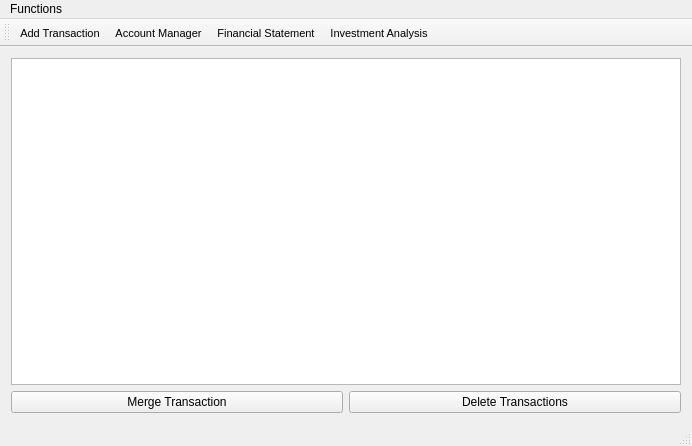
Old version of the form home_window/home_window.ui in the repository cowtony/BookKeeping.
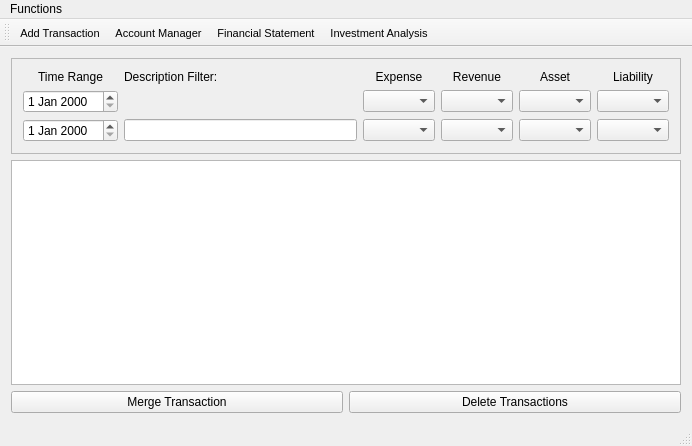
New version of the form. Icons and pictures are not drawn.

Commit message: Use QSqlQueryModel for transaction view.

Diff of the .ui file:
```diff
--- a/home_window/home_window.ui
+++ b/home_window/home_window.ui
@@ -16,28 +16,139 @@
   <widget class="QWidget" name="centralWidget">
    <layout class="QGridLayout" name="gridLayout">
     <item row="0" column="0" colspan="2">
-     <widget class="QTableView" name="tableView">
-      <property name="maximumSize">
-       <size>
-        <width>16777215</width>
-        <height>16777215</height>
-       </size>
+     <widget class="QFrame" name="frame">
+      <property name="frameShape">
+       <enum>QFrame::StyledPanel</enum>
       </property>
-      <property name="font">
-       <font>
-        <pointsize>9</pointsize>
-       </font>
+      <property name="frameShadow">
+       <enum>QFrame::Raised</enum>
       </property>
+      <layout class="QGridLayout" name="gridLayout_2">
+       <item row="0" column="3">
+        <widget class="QLabel" name="label_2">
+         <property name="text">
+          <string>Expense</string>
+         </property>
+         <property name="alignment">
+          <set>Qt::AlignCenter</set>
+         </property>
+        </widget>
+       </item>
+       <item row="1" column="0">
+        <widget class="QDateEdit" name="dateEditFrom">
+         <property name="maximumSize">
+          <size>
+           <width>100</width>
+           <height>16777215</height>
+          </size>
+         </property>
+        </widget>
+       </item>
+       <item row="2" column="3">
+        <widget class="QComboBox" name="comboBoxExpenseName"/>
+       </item>
+       <item row="0" column="1">
+        <widget class="QLabel" name="label">
+         <property name="text">
+          <string>Description Filter:</string>
+         </property>
+        </widget>
+       </item>
+       <item row="0" column="0">
+        <widget class="QLabel" name="label_4">
+         <property name="text">
+          <string>Time Range</string>
+         </property>
+         <property name="alignment">
+          <set>Qt::AlignCenter</set>
+         </property>
+        </widget>
+       </item>
+       <item row="0" column="5">
+        <widget class="QLabel" name="label_3">
+         <property name="text">
+          <string>Revenue</string>
+         </property>
+         <property name="alignment">
+          <set>Qt::AlignCenter</set>
+         </property>
+        </widget>
+       </item>
+       <item row="2" column="6">
+        <widget class="QComboBox" name="comboBoxAssetName"/>
+       </item>
+       <item row="2" column="0">
+        <widget class="QDateEdit" name="dateEditTo">
+         <property name="maximumSize">
+          <size>
+           <width>100</width>
+           <height>16777215</height>
+          </size>
+         </property>
+        </widget>
+       </item>
+       <item row="1" column="3">
+        <widget class="QComboBox" name="comboBoxExpenseCategory"/>
+       </item>
+       <item row="1" column="7">
+        <widget class="QComboBox" name="comboBoxLiabilityCategory"/>
+       </item>
+       <item row="2" column="1">
+        <widget class="QLineEdit" name="lineEditDescriptionFilter">
+         <property name="maximumSize">
+          <size>
+           <width>300</width>
+           <height>16777215</height>
+          </size>
+         </property>
+        </widget>
+       </item>
+       <item row="1" column="6">
+        <widget class="QComboBox" name="comboBoxAssetCategory"/>
+       </item>
+       <item row="1" column="5">
+        <widget class="QComboBox" name="comboBoxRevenueCategory"/>
+       </item>
+       <item row="0" column="6">
+        <widget class="QLabel" name="label_5">
+         <property name="text">
+          <string>Asset</string>
+         </property>
+         <property name="alignment">
+          <set>Qt::AlignCenter</set>
+         </property>
+        </widget>
+       </item>
+       <item row="2" column="7">
+        <widget class="QComboBox" name="comboBoxLiabilityName"/>
+       </item>
+       <item row="2" column="5">
+        <widget class="QComboBox" name="comboBoxRevenueName"/>
+       </item>
+       <item row="0" column="7">
+        <widget class="QLabel" name="label_6">
+         <property name="text">
+          <string>Liability</string>
+         </property>
+         <property name="alignment">
+          <set>Qt::AlignCenter</set>
+         </property>
+        </widget>
+       </item>
+      </layout>
      </widget>
     </item>
-    <item row="1" column="0">
+    <item row="1" column="0" colspan="2">
+     <widget class="QTableView" name="tableView"/>
+    </item>
+    <item row="2" column="0">
      <widget class="QPushButton" name="pushButtonMerge">
       <property name="text">
        <string>Merge Transaction</string>
       </property>
      </widget>
     </item>
-    <item row="1" column="1">
+    <item row="2" column="1">
      <widget class="QPushButton" name="pushButtonDelete">
       <property name="text">
        <string>Delete Transactions</string>
```
The commit also changes 15 other files.
